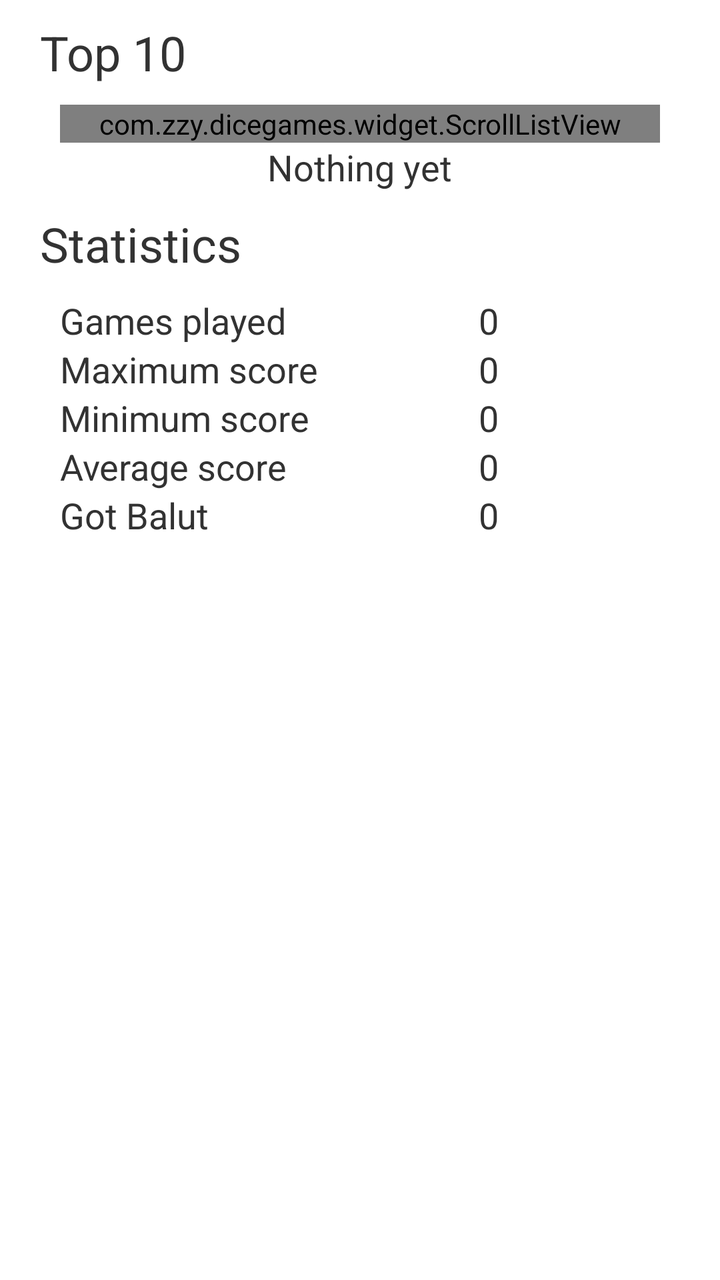
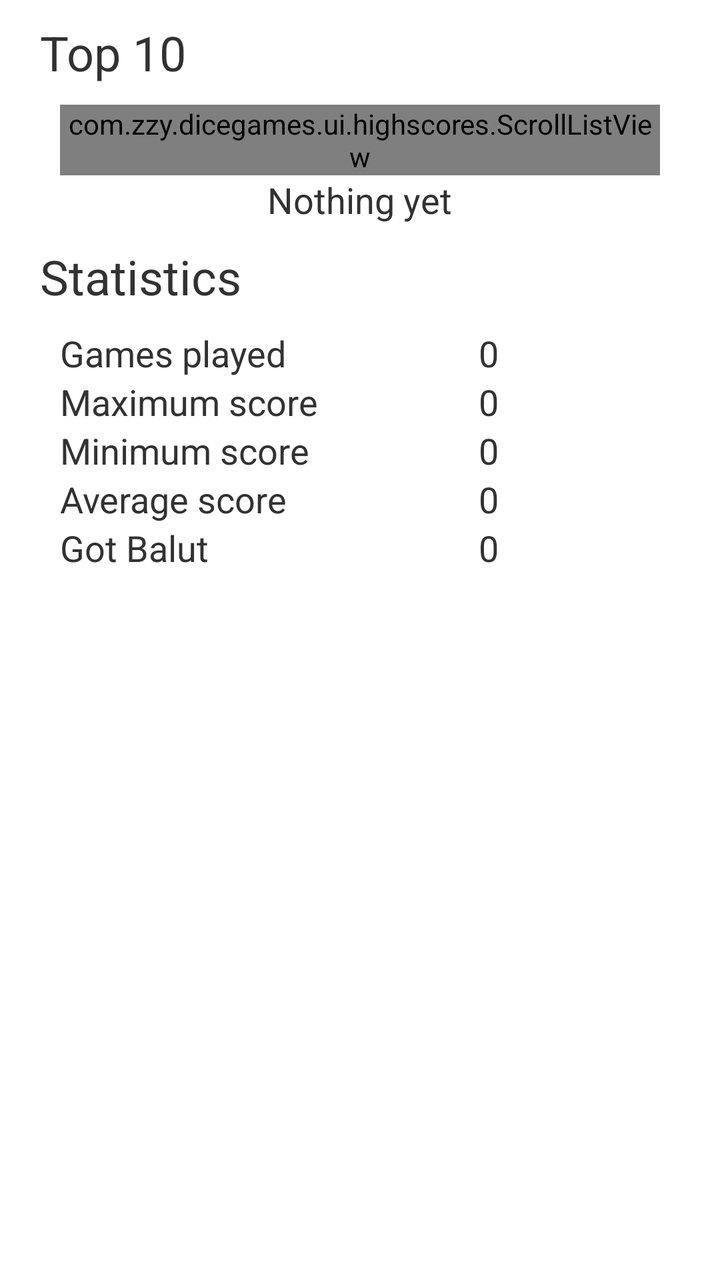

An Android layout rendered at two revisions. The XML below is the earlier revision; the diff shows what the commit changed to produce the second picture.
<!-- AndroidManifest.xml: application theme AppTheme -->
<!-- res/layout/fragment_balut_high_scores.xml -->
<?xml version="1.0" encoding="utf-8"?>
<ScrollView xmlns:android="http://schemas.android.com/apk/res/android"
    xmlns:tools="http://schemas.android.com/tools"
    android:layout_width="match_parent"
    android:layout_height="match_parent"
    tools:context=".fragment.highscores.BalutHighScoresFragment">

    <LinearLayout
        android:layout_width="match_parent"
        android:layout_height="wrap_content"
        android:orientation="vertical">

        <TextView
            android:layout_width="wrap_content"
            android:layout_height="wrap_content"
            android:layout_marginStart="20sp"
            android:layout_marginTop="10sp"
            android:layout_marginBottom="10sp"
            android:text="@string/top10"
            android:textSize="24sp" />

        <com.zzy.dicegames.widget.ScrollListView
            android:id="@+id/lvHighScores"
            android:layout_width="match_parent"
            android:layout_height="wrap_content"
            android:layout_marginStart="30sp"
            android:layout_marginEnd="30sp" />

        <TextView
            android:id="@+id/tvNothing"
            android:layout_width="wrap_content"
            android:layout_height="wrap_content"
            android:layout_gravity="center_horizontal"
            android:text="@string/nothing"
            android:textSize="18sp" />

        <TextView
            android:layout_width="wrap_content"
            android:layout_height="wrap_content"
            android:layout_marginStart="20sp"
            android:layout_marginTop="10sp"
            android:layout_marginBottom="10sp"
            android:text="@string/statistics"
            android:textSize="24sp" />

        <TableLayout
            android:layout_width="match_parent"
            android:layout_height="wrap_content"
            android:layout_marginStart="30sp"
            android:layout_marginEnd="30sp"
            android:layout_marginBottom="20sp">

            <TableRow>

                <TextView
                    android:layout_width="match_parent"
                    android:layout_height="wrap_content"
                    android:layout_weight="1"
                    android:text="@string/gamesPlayed"
                    android:textSize="18sp" />

                <TextView
                    android:id="@+id/tvGamesPlayed"
                    android:layout_width="match_parent"
                    android:layout_height="wrap_content"
                    android:layout_weight="1"
                    android:text="0"
                    android:textSize="18sp" />

            </TableRow>

            <TableRow>

                <TextView
                    android:layout_width="match_parent"
                    android:layout_height="wrap_content"
                    android:layout_weight="1"
                    android:text="@string/maxScore"
                    android:textSize="18sp" />

                <TextView
                    android:id="@+id/tvMaxScore"
                    android:layout_width="match_parent"
                    android:layout_height="wrap_content"
                    android:layout_weight="1"
                    android:text="0"
                    android:textSize="18sp" />

            </TableRow>

            <TableRow>

                <TextView
                    android:layout_width="match_parent"
                    android:layout_height="wrap_content"
                    android:layout_weight="1"
                    android:text="@string/minScore"
                    android:textSize="18sp" />

                <TextView
                    android:id="@+id/tvMinScore"
                    android:layout_width="match_parent"
                    android:layout_height="wrap_content"
                    android:layout_weight="1"
                    android:text="0"
                    android:textSize="18sp" />

            </TableRow>

            <TableRow>

                <TextView
                    android:layout_width="match_parent"
                    android:layout_height="wrap_content"
                    android:layout_weight="1"
                    android:text="@string/averageScore"
                    android:textSize="18sp" />

                <TextView
                    android:id="@+id/tvAverageScore"
                    android:layout_width="match_parent"
                    android:layout_height="wrap_content"
                    android:layout_weight="1"
                    android:text="0"
                    android:textSize="18sp" />

            </TableRow>

            <TableRow>

                <TextView
                    android:layout_width="match_parent"
                    android:layout_height="wrap_content"
                    android:layout_weight="1"
                    android:text="@string/gotBalut"
                    android:textSize="18sp" />

                <TextView
                    android:id="@+id/tvGotBalut"
                    android:layout_width="match_parent"
                    android:layout_height="wrap_content"
                    android:layout_weight="1"
                    android:text="0"
                    android:textSize="18sp" />

            </TableRow>

        </TableLayout>

    </LinearLayout>

</ScrollView>
<!-- resources referenced by this layout -->
<resources>
  <string name="averageScore">Average score</string>
  <string name="gamesPlayed">Games played</string>
  <string name="gotBalut">Got Balut</string>
  <string name="maxScore">Maximum score</string>
  <string name="minScore">Minimum score</string>
  <string name="nothing">Nothing yet</string>
  <string name="statistics">Statistics</string>
  <string name="top10">Top 10</string>
  <style name="AppTheme" parent="android:Theme.Holo.Light">
          
      </style>
</resources>

<!-- the commit's change to res/layout/fragment_balut_high_scores.xml (unified diff, before → after) -->
@@ -3,7 +3,7 @@
     xmlns:tools="http://schemas.android.com/tools"
     android:layout_width="match_parent"
     android:layout_height="match_parent"
-    tools:context=".fragment.highscores.BalutHighScoresFragment">
+    tools:context=".ui.highscores.BalutHighScoresFragment">
 
     <LinearLayout
         android:layout_width="match_parent"
@@ -19,7 +19,7 @@
             android:text="@string/top10"
             android:textSize="24sp" />
 
-        <com.zzy.dicegames.widget.ScrollListView
+        <com.zzy.dicegames.ui.highscores.ScrollListView
             android:id="@+id/lvHighScores"
             android:layout_width="match_parent"
             android:layout_height="wrap_content"
